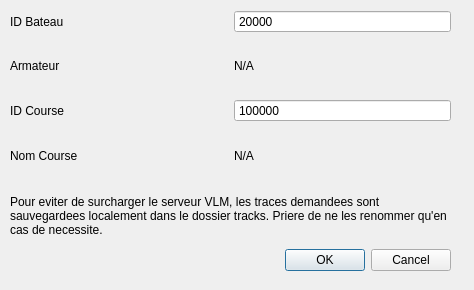
This is src/Ui/DialogDownloadTracks.ui in nohal/qtVlm as Qt 5 draws it before an edit. The edited form follows.
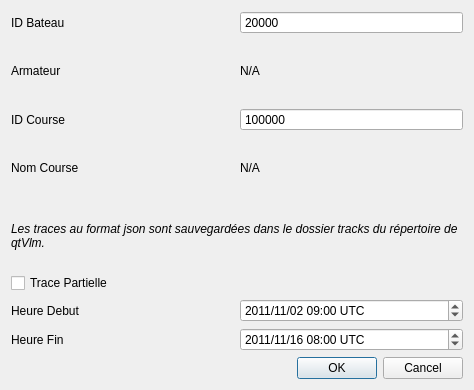
This is the edited form.

Commit message: Partial tracks enabled again for the bank.

Patch:
```diff
--- a/src/Ui/DialogDownloadTracks.ui
+++ b/src/Ui/DialogDownloadTracks.ui
@@ -7,32 +7,25 @@
     <x>0</x>
     <y>0</y>
     <width>474</width>
-    <height>290</height>
+    <height>390</height>
    </rect>
   </property>
   <property name="windowTitle">
    <string>Banque des Traces VLM</string>
   </property>
-  <widget class="QWidget" name="horizontalLayoutWidget">
-   <property name="geometry">
-    <rect>
-     <x>10</x>
-     <y>10</y>
-     <width>441</width>
-     <height>261</height>
-    </rect>
-   </property>
-   <layout class="QHBoxLayout" name="horizontalLayout">
+  <layout class="QHBoxLayout" name="horizontalLayout_7">
     <item>
-     <layout class="QGridLayout" name="gridLayout">
-      <item row="0" column="0">
+    <layout class="QVBoxLayout" name="verticalLayout">
+     <item>
+      <layout class="QHBoxLayout" name="horizontalLayout_4">
+       <item>
        <widget class="QLabel" name="labelBoatID">
         <property name="text">
          <string>ID Bateau</string>
         </property>
        </widget>
       </item>
-      <item row="0" column="1">
+       <item>
        <widget class="QSpinBox" name="boatIDEdit">
         <property name="toolTip">
          <string/>
@@ -51,21 +44,36 @@
         </property>
        </widget>
       </item>
-      <item row="1" column="0">
+      </layout>
+     </item>
+     <item>
+      <layout class="QHBoxLayout" name="horizontalLayout_5">
+       <item>
        <widget class="QLabel" name="labelBoatName">
         <property name="text">
          <string>Armateur</string>
         </property>
        </widget>
       </item>
-      <item row="1" column="1">
+       <item>
        <widget class="QLabel" name="labelDisplayBoatName">
         <property name="text">
          <string>N/A</string>
         </property>
        </widget>
       </item>
-      <item row="2" column="1">
+      </layout>
+     </item>
+     <item>
+      <layout class="QHBoxLayout" name="horizontalLayout_3">
+       <item>
+        <widget class="QLabel" name="labelRaceID">
+         <property name="text">
+          <string>ID Course</string>
+         </property>
+        </widget>
+       </item>
+       <item>
        <widget class="QSpinBox" name="raceIDEdit">
         <property name="buttonSymbols">
          <enum>QAbstractSpinBox::NoButtons</enum>
@@ -81,34 +89,120 @@
         </property>
        </widget>
       </item>
-      <item row="3" column="0">
+      </layout>
+     </item>
+     <item>
+      <layout class="QHBoxLayout" name="horizontalLayout_6">
+       <item>
        <widget class="QLabel" name="labelRaceName">
         <property name="text">
          <string>Nom Course</string>
         </property>
        </widget>
       </item>
-      <item row="3" column="1">
+       <item>
        <widget class="QLabel" name="labelDisplayRaceName">
         <property name="text">
          <string>N/A</string>
         </property>
        </widget>
       </item>
-      <item row="4" column="0" colspan="2">
-       <widget class="QLabel" name="InfoLabel">
+      </layout>
+     </item>
+     <item>
+      <widget class="QLabel" name="CacheDescLabel">
+       <property name="font">
+        <font>
+         <italic>true</italic>
+        </font>
+       </property>
         <property name="text">
-         <string>Pour eviter de surcharger le serveur VLM, les traces demandees sont sauvegardees localement dans le dossier tracks. Priere de ne les renommer qu'en cas de necessite.</string>
+        <string>Les traces au format json sont sauvegardées dans le dossier tracks du répertoire de qtVlm.</string>
+       </property>
+       <property name="alignment">
+        <set>Qt::AlignLeading|Qt::AlignLeft|Qt::AlignVCenter</set>
         </property>
         <property name="wordWrap">
          <bool>true</bool>
         </property>
-        <property name="indent">
-         <number>-1</number>
-        </property>
-       </widget>
-      </item>
-      <item row="5" column="0" colspan="2">
+      </widget>
+     </item>
+     <item>
+      <widget class="QCheckBox" name="frameTrackCheckBox">
+       <property name="enabled">
+        <bool>true</bool>
+       </property>
+       <property name="text">
+        <string>Trace Partielle</string>
+       </property>
+      </widget>
+     </item>
+     <item>
+      <layout class="QHBoxLayout" name="horizontalLayout">
+       <item>
+        <widget class="QLabel" name="labelStartTime">
+         <property name="text">
+          <string>Heure Debut</string>
+         </property>
+        </widget>
+       </item>
+       <item>
+        <widget class="QDateTimeEdit" name="startTimeEdit">
+         <property name="inputMethodHints">
+          <set>Qt::ImhPreferNumbers</set>
+         </property>
+         <property name="dateTime">
+          <datetime>
+           <hour>9</hour>
+           <minute>0</minute>
+           <second>0</second>
+           <year>2011</year>
+           <month>11</month>
+           <day>2</day>
+          </datetime>
+         </property>
+         <property name="displayFormat">
+          <string>yyyy/MM/dd hh:mm UTC</string>
+         </property>
+         <property name="timeSpec">
+          <enum>Qt::UTC</enum>
+         </property>
+        </widget>
+       </item>
+      </layout>
+     </item>
+     <item>
+      <layout class="QHBoxLayout" name="horizontalLayout_2">
+       <item>
+        <widget class="QLabel" name="labelEndTime">
+         <property name="text">
+          <string>Heure Fin</string>
+         </property>
+        </widget>
+       </item>
+       <item>
+        <widget class="QDateTimeEdit" name="endTimeEdit">
+         <property name="dateTime">
+          <datetime>
+           <hour>8</hour>
+           <minute>0</minute>
+           <second>0</second>
+           <year>2011</year>
+           <month>11</month>
+           <day>16</day>
+          </datetime>
+         </property>
+         <property name="displayFormat">
+          <string>yyyy/MM/dd hh:mm UTC</string>
+         </property>
+         <property name="timeSpec">
+          <enum>Qt::UTC</enum>
+         </property>
+        </widget>
+       </item>
+      </layout>
+     </item>
+     <item>
        <widget class="QDialogButtonBox" name="buttonBox">
         <property name="orientation">
          <enum>Qt::Horizontal</enum>
@@ -118,17 +212,9 @@
         </property>
        </widget>
       </item>
-      <item row="2" column="0">
-       <widget class="QLabel" name="labelRaceID">
-        <property name="text">
-         <string>ID Course</string>
-        </property>
-       </widget>
-      </item>
      </layout>
     </item>
    </layout>
-  </widget>
  </widget>
  <resources/>
  <connections>
```
Lines whose indentation alone changed are shown as unchanged. The commit also changes 2 other files.
